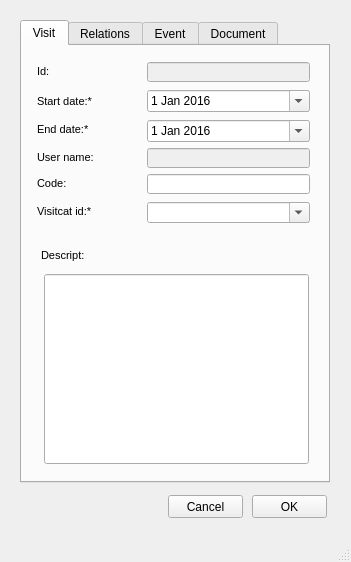
Qt form ui/add_visit.ui (Giswater/giswater_qgis_plugin) before a commit.
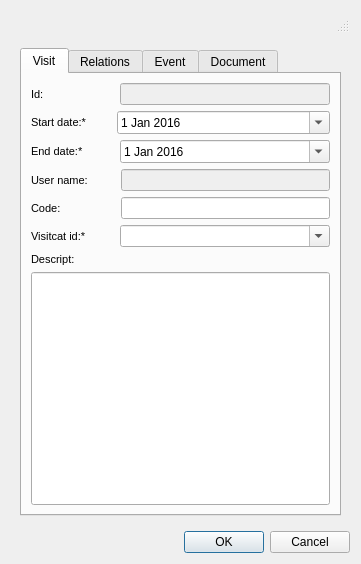
The same form after that commit. The open tabs and pages were chosen to show the change. Icons and pictures are not drawn.

```diff
--- a/ui/add_visit.ui
+++ b/ui/add_visit.ui
@@ -1,86 +1,101 @@
 <?xml version="1.0" encoding="UTF-8"?>
 <ui version="4.0">
- <class>add_visit</class>
- <widget class="QMainWindow" name="add_visit">
+ <class>MainWindow</class>
+ <widget class="QDialog" name="MainWindow">
   <property name="geometry">
    <rect>
     <x>0</x>
     <y>0</y>
-    <width>351</width>
-    <height>562</height>
+    <width>361</width>
+    <height>564</height>
    </rect>
   </property>
   <property name="windowTitle">
    <string>Add visit</string>
   </property>
-  <widget class="QWidget" name="centralwidget">
-   <widget class="QPushButton" name="btn_accept">
-    <property name="geometry">
-     <rect>
-      <x>252</x>
-      <y>495</y>
-      <width>75</width>
-      <height>23</height>
-     </rect>
-    </property>
-    <property name="text">
-     <string>OK</string>
-    </property>
-   </widget>
-   <widget class="QPushButton" name="btn_cancel">
-    <property name="geometry">
-     <rect>
-      <x>168</x>
-      <y>495</y>
-      <width>75</width>
-      <height>23</height>
-     </rect>
-    </property>
-    <property name="text">
-     <string>Cancel</string>
-    </property>
-   </widget>
-   <widget class="QTabWidget" name="tabWidget">
-    <property name="geometry">
-     <rect>
-      <x>20</x>
-      <y>20</y>
-      <width>310</width>
-      <height>463</height>
-     </rect>
-    </property>
+  <layout class="QVBoxLayout" name="verticalLayout_3">
+   <item>
+    <widget class="QStatusBar" name="statusbar"/>
+   </item>
+   <item>
+    <widget class="QWidget" name="centralwidget" native="true">
+     <layout class="QVBoxLayout" name="verticalLayout_2">
+      <item>
+       <widget class="QTabWidget" name="tab_widget">
     <property name="currentIndex">
-     <number>2</number>
-    </property>
-    <widget class="QWidget" name="Visit">
+         <number>0</number>
+        </property>
+        <widget class="QWidget" name="VisitTab">
      <attribute name="title">
       <string>Visit</string>
      </attribute>
-     <widget class="QLineEdit" name="cur_user">
-      <property name="enabled">
+         <layout class="QVBoxLayout" name="verticalLayout" stretch="0,0,0,0,0,0,0,0">
+          <item>
+           <layout class="QHBoxLayout" name="horizontalLayout" stretch="0,0,1">
+            <item>
+             <widget class="QLabel" name="label_node_type">
+              <property name="font">
+               <font>
+                <pointsize>8</pointsize>
+                <weight>50</weight>
+                <bold>false</bold>
+               </font>
+              </property>
+              <property name="frameShape">
+               <enum>QFrame::NoFrame</enum>
+              </property>
+              <property name="frameShadow">
+               <enum>QFrame::Plain</enum>
+              </property>
+              <property name="text">
+               <string>Id:</string>
+              </property>
+              <property name="textFormat">
+               <enum>Qt::AutoText</enum>
+              </property>
+              <property name="scaledContents">
        <bool>false</bool>
       </property>
-      <property name="geometry">
-       <rect>
-        <x>125</x>
-        <y>102</y>
-        <width>163</width>
+              <property name="alignment">
+               <set>Qt::AlignLeading|Qt::AlignLeft|Qt::AlignVCenter</set>
+              </property>
+              <property name="margin">
+               <number>3</number>
+              </property>
+             </widget>
+            </item>
+            <item>
+             <spacer name="horizontalSpacer_2">
+              <property name="orientation">
+               <enum>Qt::Horizontal</enum>
+              </property>
+              <property name="sizeType">
+               <enum>QSizePolicy::Preferred</enum>
+              </property>
+              <property name="sizeHint" stdset="0">
+               <size>
+                <width>70</width>
         <height>20</height>
-       </rect>
+               </size>
+              </property>
+             </spacer>
+            </item>
+            <item>
+             <widget class="QLineEdit" name="visit_id">
+              <property name="enabled">
+               <bool>false</bool>
       </property>
       <property name="frame">
        <bool>true</bool>
       </property>
      </widget>
+            </item>
+           </layout>
+          </item>
+          <item>
+           <layout class="QHBoxLayout" name="horizontalLayout_2" stretch="0,0,1">
+            <item>
      <widget class="QLabel" name="label_node_type_3">
-      <property name="geometry">
-       <rect>
-        <x>15</x>
-        <y>44</y>
-        <width>103</width>
-        <height>22</height>
-       </rect>
-      </property>
       <property name="font">
        <font>
         <pointsize>8</pointsize>
@@ -110,121 +125,30 @@
        <number>3</number>
       </property>
      </widget>
-     <widget class="QComboBox" name="visitcat_id">
-      <property name="geometry">
-       <rect>
-        <x>125</x>
-        <y>156</y>
-        <width>163</width>
-        <height>21</height>
-       </rect>
-      </property>
-      <property name="editable">
-       <bool>true</bool>
-      </property>
-     </widget>
-     <widget class="QLineEdit" name="visit_id">
-      <property name="enabled">
-       <bool>false</bool>
-      </property>
-      <property name="geometry">
-       <rect>
-        <x>125</x>
-        <y>16</y>
-        <width>163</width>
+            </item>
+            <item>
+             <spacer name="horizontalSpacer_3">
+              <property name="orientation">
+               <enum>Qt::Horizontal</enum>
+              </property>
+              <property name="sizeType">
+               <enum>QSizePolicy::Fixed</enum>
+              </property>
+              <property name="sizeHint" stdset="0">
+               <size>
+                <width>22</width>
         <height>20</height>
-       </rect>
-      </property>
-      <property name="frame">
-       <bool>true</bool>
-      </property>
-     </widget>
-     <widget class="QDateEdit" name="enddate">
-      <property name="enabled">
-       <bool>true</bool>
-      </property>
-      <property name="geometry">
-       <rect>
-        <x>125</x>
-        <y>74</y>
-        <width>163</width>
-        <height>22</height>
-       </rect>
-      </property>
-      <property name="date">
-       <date>
-        <year>2016</year>
-        <month>1</month>
-        <day>1</day>
-       </date>
-      </property>
-      <property name="calendarPopup">
-       <bool>true</bool>
-      </property>
-     </widget>
-     <widget class="QLabel" name="label_flexunion_code_4">
-      <property name="geometry">
-       <rect>
-        <x>15</x>
-        <y>154</y>
-        <width>100</width>
-        <height>22</height>
-       </rect>
-      </property>
-      <property name="font">
-       <font>
-        <pointsize>8</pointsize>
-       </font>
-      </property>
-      <property name="frameShape">
-       <enum>QFrame::NoFrame</enum>
-      </property>
-      <property name="frameShadow">
-       <enum>QFrame::Plain</enum>
-      </property>
-      <property name="text">
-       <string>Visitcat id:*</string>
-      </property>
-      <property name="textFormat">
-       <enum>Qt::AutoText</enum>
-      </property>
-      <property name="scaledContents">
-       <bool>false</bool>
-      </property>
-      <property name="alignment">
-       <set>Qt::AlignLeading|Qt::AlignLeft|Qt::AlignVCenter</set>
-      </property>
-      <property name="margin">
-       <number>3</number>
-      </property>
-     </widget>
-     <widget class="QLineEdit" name="ext_code">
-      <property name="enabled">
-       <bool>true</bool>
-      </property>
-      <property name="geometry">
-       <rect>
-        <x>125</x>
-        <y>128</y>
-        <width>163</width>
-        <height>20</height>
-       </rect>
-      </property>
-      <property name="frame">
-       <bool>true</bool>
-      </property>
-     </widget>
+               </size>
+              </property>
+             </spacer>
+            </item>
+            <item>
      <widget class="QDateEdit" name="startdate">
       <property name="enabled">
        <bool>true</bool>
       </property>
-      <property name="geometry">
-       <rect>
-        <x>125</x>
-        <y>44</y>
-        <width>163</width>
-        <height>22</height>
-       </rect>
+              <property name="calendarPopup">
+               <bool>true</bool>
       </property>
       <property name="date">
        <date>
@@ -233,95 +157,14 @@
         <day>1</day>
        </date>
       </property>
-      <property name="calendarPopup">
-       <bool>true</bool>
-      </property>
-     </widget>
-     <widget class="QLabel" name="label_node_type_4">
-      <property name="geometry">
-       <rect>
-        <x>15</x>
-        <y>126</y>
-        <width>97</width>
-        <height>22</height>
-       </rect>
-      </property>
-      <property name="font">
-       <font>
-        <pointsize>8</pointsize>
-        <weight>50</weight>
-        <bold>false</bold>
-       </font>
-      </property>
-      <property name="frameShape">
-       <enum>QFrame::NoFrame</enum>
-      </property>
-      <property name="frameShadow">
-       <enum>QFrame::Plain</enum>
-      </property>
-      <property name="text">
-       <string>Code:</string>
-      </property>
-      <property name="textFormat">
-       <enum>Qt::AutoText</enum>
-      </property>
-      <property name="scaledContents">
-       <bool>false</bool>
-      </property>
-      <property name="alignment">
-       <set>Qt::AlignLeading|Qt::AlignLeft|Qt::AlignVCenter</set>
-      </property>
-      <property name="margin">
-       <number>3</number>
-      </property>
-     </widget>
-     <widget class="QLabel" name="label_node_type">
-      <property name="geometry">
-       <rect>
-        <x>15</x>
-        <y>14</y>
-        <width>100</width>
-        <height>22</height>
-       </rect>
-      </property>
-      <property name="font">
-       <font>
-        <pointsize>8</pointsize>
-        <weight>50</weight>
-        <bold>false</bold>
-       </font>
-      </property>
-      <property name="frameShape">
-       <enum>QFrame::NoFrame</enum>
-      </property>
-      <property name="frameShadow">
-       <enum>QFrame::Plain</enum>
-      </property>
-      <property name="text">
-       <string>Id:</string>
-      </property>
-      <property name="textFormat">
-       <enum>Qt::AutoText</enum>
-      </property>
-      <property name="scaledContents">
-       <bool>false</bool>
-      </property>
-      <property name="alignment">
-       <set>Qt::AlignLeading|Qt::AlignLeft|Qt::AlignVCenter</set>
-      </property>
-      <property name="margin">
-       <number>3</number>
-      </property>
-     </widget>
+             </widget>
+            </item>
+           </layout>
+          </item>
+          <item>
+           <layout class="QHBoxLayout" name="horizontalLayout_3" stretch="0,0,1">
+            <item>
      <widget class="QLabel" name="label_node_type_2">
-      <property name="geometry">
-       <rect>
-        <x>15</x>
-        <y>72</y>
-        <width>106</width>
-        <height>22</height>
-       </rect>
-      </property>
       <property name="font">
        <font>
         <pointsize>8</pointsize>
@@ -351,15 +194,46 @@
        <number>3</number>
       </property>
      </widget>
+            </item>
+            <item>
+             <spacer name="horizontalSpacer_4">
+              <property name="orientation">
+               <enum>Qt::Horizontal</enum>
+              </property>
+              <property name="sizeType">
+               <enum>QSizePolicy::Fixed</enum>
+              </property>
+              <property name="sizeHint" stdset="0">
+               <size>
+                <width>30</width>
+                <height>20</height>
+               </size>
+              </property>
+             </spacer>
+            </item>
+            <item>
+             <widget class="QDateEdit" name="enddate">
+              <property name="enabled">
+               <bool>true</bool>
+              </property>
+              <property name="calendarPopup">
+               <bool>true</bool>
+              </property>
+              <property name="date">
+               <date>
+                <year>2016</year>
+                <month>1</month>
+                <day>1</day>
+               </date>
+              </property>
+             </widget>
+            </item>
+           </layout>
+          </item>
+          <item>
+           <layout class="QHBoxLayout" name="horizontalLayout_4" stretch="0,0,1">
+            <item>
      <widget class="QLabel" name="label_node_type_5">
-      <property name="geometry">
-       <rect>
-        <x>15</x>
-        <y>100</y>
-        <width>100</width>
-        <height>22</height>
-       </rect>
-      </property>
       <property name="font">
        <font>
         <pointsize>8</pointsize>
@@ -389,25 +263,159 @@
        <number>3</number>
       </property>
      </widget>
-     <widget class="QLineEdit" name="descript">
-      <property name="geometry">
-       <rect>
-        <x>22</x>
-        <y>228</y>
-        <width>265</width>
-        <height>190</height>
-       </rect>
-      </property>
-     </widget>
+            </item>
+            <item>
+             <spacer name="horizontalSpacer_5">
+              <property name="orientation">
+               <enum>Qt::Horizontal</enum>
+              </property>
+              <property name="sizeType">
+               <enum>QSizePolicy::Fixed</enum>
+              </property>
+              <property name="sizeHint" stdset="0">
+               <size>
+                <width>27</width>
+                <height>20</height>
+               </size>
+              </property>
+             </spacer>
+            </item>
+            <item>
+             <widget class="QLineEdit" name="user_name">
+              <property name="enabled">
+               <bool>false</bool>
+              </property>
+              <property name="frame">
+               <bool>true</bool>
+              </property>
+             </widget>
+            </item>
+           </layout>
+          </item>
+          <item>
+           <layout class="QHBoxLayout" name="horizontalLayout_5" stretch="0,0,1">
+            <item>
+             <widget class="QLabel" name="label_node_type_4">
+              <property name="font">
+               <font>
+                <pointsize>8</pointsize>
+                <weight>50</weight>
+                <bold>false</bold>
+               </font>
+              </property>
+              <property name="frameShape">
+               <enum>QFrame::NoFrame</enum>
+              </property>
+              <property name="frameShadow">
+               <enum>QFrame::Plain</enum>
+              </property>
+              <property name="text">
+               <string>Code:</string>
+              </property>
+              <property name="textFormat">
+               <enum>Qt::AutoText</enum>
+              </property>
+              <property name="scaledContents">
+               <bool>false</bool>
+              </property>
+              <property name="alignment">
+               <set>Qt::AlignLeading|Qt::AlignLeft|Qt::AlignVCenter</set>
+              </property>
+              <property name="margin">
+               <number>3</number>
+              </property>
+             </widget>
+            </item>
+            <item>
+             <spacer name="horizontalSpacer_6">
+              <property name="orientation">
+               <enum>Qt::Horizontal</enum>
+              </property>
+              <property name="sizeType">
+               <enum>QSizePolicy::Fixed</enum>
+              </property>
+              <property name="sizeHint" stdset="0">
+               <size>
+                <width>54</width>
+                <height>20</height>
+               </size>
+              </property>
+             </spacer>
+            </item>
+            <item>
+             <widget class="QLineEdit" name="ext_code">
+              <property name="enabled">
+               <bool>true</bool>
+              </property>
+              <property name="frame">
+               <bool>true</bool>
+              </property>
+             </widget>
+            </item>
+           </layout>
+          </item>
+          <item>
+           <layout class="QHBoxLayout" name="horizontalLayout_6" stretch="0,0,1">
+            <item>
+             <widget class="QLabel" name="label_flexunion_code_4">
+              <property name="font">
+               <font>
+                <pointsize>8</pointsize>
+               </font>
+              </property>
+              <property name="frameShape">
+               <enum>QFrame::NoFrame</enum>
+              </property>
+              <property name="frameShadow">
+               <enum>QFrame::Plain</enum>
+              </property>
+              <property name="text">
+               <string>Visitcat id:*</string>
+              </property>
+              <property name="textFormat">
+               <enum>Qt::AutoText</enum>
+              </property>
+              <property name="scaledContents">
+               <bool>false</bool>
+              </property>
+              <property name="alignment">
+               <set>Qt::AlignLeading|Qt::AlignLeft|Qt::AlignVCenter</set>
+              </property>
+              <property name="margin">
+               <number>3</number>
+              </property>
+             </widget>
+            </item>
+            <item>
+             <spacer name="horizontalSpacer_7">
+              <property name="orientation">
+               <enum>Qt::Horizontal</enum>
+              </property>
+              <property name="sizeType">
+               <enum>QSizePolicy::Fixed</enum>
+              </property>
+              <property name="sizeHint" stdset="0">
+               <size>
+                <width>27</width>
+                <height>20</height>
+               </size>
+              </property>
+             </spacer>
+            </item>
+            <item>
+             <widget class="QComboBox" name="visitcat_id">
+              <property name="editable">
+               <bool>true</bool>
+              </property>
+              <property name="sizeAdjustPolicy">
+               <enum>QComboBox::AdjustToContents</enum>
+              </property>
+             </widget>
+            </item>
+           </layout>
+          </item>
+          <item>
      <widget class="QLabel" name="label_flexunion_code_5">
-      <property name="geometry">
-       <rect>
-        <x>19</x>
-        <y>198</y>
-        <width>100</width>
-        <height>22</height>
-       </rect>
-      </property>
       <property name="font">
        <font>
         <pointsize>8</pointsize>
@@ -435,107 +443,28 @@
        <number>3</number>
       </property>
      </widget>
-    </widget>
-    <widget class="QWidget" name="N">
+          </item>
+          <item>
+           <widget class="QLineEdit" name="descript">
+            <property name="sizePolicy">
+             <sizepolicy hsizetype="Expanding" vsizetype="Expanding">
+              <horstretch>0</horstretch>
+              <verstretch>0</verstretch>
+             </sizepolicy>
+            </property>
+           </widget>
+          </item>
+         </layout>
+        </widget>
+        <widget class="QWidget" name="RelationsTab">
      <attribute name="title">
       <string>Relations</string>
      </attribute>
-     <widget class="QTableView" name="tbl_relation">
-      <property name="geometry">
-       <rect>
-        <x>20</x>
-        <y>102</y>
-        <width>274</width>
-        <height>319</height>
-       </rect>
-      </property>
-      <property name="sortingEnabled">
-       <bool>true</bool>
-      </property>
-     </widget>
-     <widget class="QPushButton" name="btn_relation_snapping">
-      <property name="geometry">
-       <rect>
-        <x>270</x>
-        <y>63</y>
-        <width>25</width>
-        <height>25</height>
-       </rect>
-      </property>
-      <property name="text">
-       <string/>
-      </property>
-      <property name="icon">
-       <iconset>
-        <normaloff>../icons/137.png</normaloff>../icons/137.png</iconset>
-      </property>
-     </widget>
-     <widget class="QPushButton" name="btn_feature_delete">
-      <property name="geometry">
-       <rect>
-        <x>237</x>
-        <y>63</y>
-        <width>25</width>
-        <height>25</height>
-       </rect>
-      </property>
-      <property name="text">
-       <string/>
-      </property>
-      <property name="icon">
-       <iconset>
-        <normaloff>../icons/112.png</normaloff>../icons/112.png</iconset>
-      </property>
-     </widget>
-     <widget class="QLineEdit" name="feature_id">
-      <property name="geometry">
-       <rect>
-        <x>21</x>
-        <y>63</y>
-        <width>175</width>
-        <height>25</height>
-       </rect>
-      </property>
-     </widget>
-     <widget class="QPushButton" name="btn_feature_insert">
-      <property name="geometry">
-       <rect>
-        <x>204</x>
-        <y>63</y>
-        <width>25</width>
-        <height>25</height>
-       </rect>
-      </property>
-      <property name="text">
-       <string/>
-      </property>
-      <property name="icon">
-       <iconset>
-        <normaloff>../icons/111.png</normaloff>../icons/111.png</iconset>
-      </property>
-     </widget>
-     <widget class="QComboBox" name="feature_type">
-      <property name="geometry">
-       <rect>
-        <x>114</x>
-        <y>9</y>
-        <width>175</width>
-        <height>21</height>
-       </rect>
-      </property>
-      <property name="editable">
-       <bool>true</bool>
-      </property>
-     </widget>
+         <layout class="QVBoxLayout" name="verticalLayout_4">
+          <item>
+           <layout class="QHBoxLayout" name="horizontalLayout_8" stretch="0,1">
+            <item>
      <widget class="QLabel" name="label_feature_type">
-      <property name="geometry">
-       <rect>
-        <x>21</x>
-        <y>9</y>
-        <width>100</width>
-        <height>22</height>
-       </rect>
-      </property>
       <property name="font">
        <font>
         <pointsize>8</pointsize>
@@ -563,72 +492,84 @@
        <number>3</number>
       </property>
      </widget>
+            </item>
+            <item>
+             <widget class="QComboBox" name="feature_type">
+              <property name="editable">
+               <bool>true</bool>
+              </property>
+              <property name="sizeAdjustPolicy">
+               <enum>QComboBox::AdjustToContents</enum>
+              </property>
+             </widget>
+            </item>
+           </layout>
+          </item>
+          <item>
      <widget class="Line" name="line_2">
-      <property name="geometry">
-       <rect>
-        <x>24</x>
-        <y>39</y>
-        <width>262</width>
-        <height>16</height>
-       </rect>
-      </property>
       <property name="orientation">
        <enum>Qt::Horizontal</enum>
       </property>
      </widget>
-    </widget>
-    <widget class="QWidget" name="tab_2">
+          </item>
+          <item>
+           <layout class="QHBoxLayout" name="horizontalLayout_9">
+            <item>
+             <widget class="QLineEdit" name="feature_id"/>
+            </item>
+            <item>
+             <widget class="QPushButton" name="btn_feature_insert">
+              <property name="text">
+               <string/>
+              </property>
+              <property name="icon">
+               <iconset>
+                <normaloff>../icons/111.png</normaloff>../icons/111.png</iconset>
+              </property>
+             </widget>
+            </item>
+            <item>
+             <widget class="QPushButton" name="btn_feature_delete">
+              <property name="text">
+               <string/>
+              </property>
+              <property name="icon">
+               <iconset>
+                <normaloff>../icons/112.png</normaloff>../icons/112.png</iconset>
+              </property>
+             </widget>
+            </item>
+            <item>
+             <widget class="QPushButton" name="btn_feature_snapping">
+              <property name="text">
+               <string/>
+              </property>
+              <property name="icon">
+               <iconset>
+                <normaloff>../icons/137.png</normaloff>../icons/137.png</iconset>
+              </property>
+             </widget>
+            </item>
+           </layout>
+          </item>
+          <item>
+           <widget class="QTableView" name="tbl_relation">
+            <property name="sortingEnabled">
+             <bool>true</bool>
+            </property>
+           </widget>
+          </item>
+         </layout>
+        </widget>
+        <widget class="QWidget" name="EventTab">
      <attribute name="title">
       <string>Event</string>
      </attribute>
-     <widget class="QPushButton" name="btn_event_insert_2">
-      <property name="geometry">
-       <rect>
-        <x>133</x>
-        <y>81</y>
-        <width>160</width>
-        <height>25</height>
-       </rect>
-      </property>
-      <property name="text">
-       <string>Insert event</string>
-      </property>
-     </widget>
-     <widget class="QTableView" name="tbl_event_2">
-      <property name="geometry">
-       <rect>
-        <x>12</x>
-        <y>174</y>
-        <width>281</width>
-        <height>247</height>
-       </rect>
-      </property>
-      <property name="sortingEnabled">
-       <bool>true</bool>
-      </property>
-     </widget>
-     <widget class="QComboBox" name="parameter_id_2">
-      <property name="geometry">
-       <rect>
-        <x>132</x>
-        <y>48</y>
-        <width>161</width>
-        <height>21</height>
-       </rect>
-      </property>
-      <property name="editable">
-       <bool>true</bool>
-      </property>
-     </widget>
+         <layout class="QVBoxLayout" name="verticalLayout_5">
+          <item>
+           <layout class="QHBoxLayout" name="horizontalLayout_10" stretch="0,1">
+            <item>
      <widget class="QLabel" name="label_flexunion_code_8">
-      <property name="geometry">
-       <rect>
-        <x>12</x>
-        <y>18</y>
-        <width>111</width>
-        <height>22</height>
-       </rect>
-      </property>
       <property name="font">
        <font>
         <pointsize>8</pointsize>
@@ -656,28 +597,20 @@
        <number>3</number>
       </property>
      </widget>
-     <widget class="QComboBox" name="parameter_type_id_2">
-      <property name="geometry">
-       <rect>
-        <x>132</x>
-        <y>18</y>
-        <width>161</width>
-        <height>21</height>
-       </rect>
-      </property>
+            </item>
+            <item>
+             <widget class="QComboBox" name="parameter_type_id">
       <property name="editable">
        <bool>true</bool>
       </property>
      </widget>
+            </item>
+           </layout>
+          </item>
+          <item>
+           <layout class="QHBoxLayout" name="horizontalLayout_11" stretch="0,1">
+            <item>
      <widget class="QLabel" name="label_flexunion_code_9">
-      <property name="geometry">
-       <rect>
-        <x>12</x>
-        <y>48</y>
-        <width>111</width>
-        <height>22</height>
-       </rect>
-      </property>
       <property name="font">
        <font>
         <pointsize>8</pointsize>
@@ -690,7 +623,7 @@
        <enum>QFrame::Plain</enum>
       </property>
       <property name="text">
-       <string>Parameter:*</string>
+               <string>Parameter:*          </string>
       </property>
       <property name="textFormat">
        <enum>Qt::AutoText</enum>
@@ -705,89 +638,86 @@
        <number>3</number>
       </property>
      </widget>
-     <widget class="QPushButton" name="btn_event_delete_2">
-      <property name="geometry">
-       <rect>
-        <x>156</x>
-        <y>141</y>
-        <width>139</width>
-        <height>25</height>
-       </rect>
-      </property>
-      <property name="text">
-       <string>Delete event</string>
-      </property>
-     </widget>
-     <widget class="QPushButton" name="btn_event_update_2">
-      <property name="geometry">
-       <rect>
-        <x>15</x>
-        <y>141</y>
-        <width>133</width>
-        <height>25</height>
-       </rect>
-      </property>
+            </item>
+            <item>
+             <widget class="QComboBox" name="parameter_id">
+              <property name="editable">
+               <bool>true</bool>
+              </property>
+             </widget>
+            </item>
+           </layout>
+          </item>
+          <item>
+           <layout class="QHBoxLayout" name="horizontalLayout_12">
+            <item>
+             <spacer name="horizontalSpacer_8">
+              <property name="orientation">
+               <enum>Qt::Horizontal</enum>
+              </property>
+              <property name="sizeHint" stdset="0">
+               <size>
+                <width>40</width>
+                <height>20</height>
+               </size>
+              </property>
+             </spacer>
+            </item>
+            <item>
+             <widget class="QPushButton" name="btn_event_insert">
       <property name="text">
-       <string>Update event</string>
-      </property>
-     </widget>
+               <string>Insert event</string>
+              </property>
+             </widget>
+            </item>
+           </layout>
+          </item>
+          <item>
      <widget class="Line" name="line">
-      <property name="geometry">
-       <rect>
-        <x>12</x>
-        <y>117</y>
-        <width>277</width>
-        <height>16</height>
-       </rect>
-      </property>
       <property name="orientation">
        <enum>Qt::Horizontal</enum>
       </property>
      </widget>
-    </widget>
-    <widget class="QWidget" name="tab_3">
+          </item>
+          <item>
+           <layout class="QHBoxLayout" name="horizontalLayout_13">
+            <item>
+             <widget class="QPushButton" name="btn_event_update">
+              <property name="text">
+               <string>Update event</string>
+              </property>
+             </widget>
+            </item>
+            <item>
+             <widget class="QPushButton" name="btn_event_delete">
+              <property name="text">
+               <string>Delete event</string>
+              </property>
+             </widget>
+            </item>
+           </layout>
+          </item>
+          <item>
+           <widget class="QTableView" name="tbl_event">
+            <property name="sortingEnabled">
+             <bool>true</bool>
+            </property>
+           </widget>
+          </item>
+         </layout>
+        </widget>
+        <widget class="QWidget" name="DocumentTab">
      <attribute name="title">
       <string>Document</string>
      </attribute>
-     <widget class="QTableView" name="tbl_document">
-      <property name="enabled">
-       <bool>true</bool>
-      </property>
-      <property name="geometry">
-       <rect>
-        <x>9</x>
-        <y>45</y>
-        <width>283</width>
-        <height>379</height>
-       </rect>
-      </property>
-     </widget>
-     <widget class="QPushButton" name="btn_open_doc">
-      <property name="geometry">
-       <rect>
-        <x>265</x>
-        <y>10</y>
-        <width>25</width>
-        <height>25</height>
-       </rect>
-      </property>
-      <property name="text">
-       <string/>
-      </property>
-      <property name="icon">
-       <iconset>
-        <normaloff>../icons/170.png</normaloff>../icons/170.png</iconset>
-      </property>
-     </widget>
+         <layout class="QVBoxLayout" name="verticalLayout_6">
+          <item>
+           <layout class="QHBoxLayout" name="horizontalLayout_14">
+            <item>
+             <widget class="QLineEdit" name="doc_id"/>
+            </item>
+            <item>
      <widget class="QPushButton" name="btn_doc_insert">
-      <property name="geometry">
-       <rect>
-        <x>175</x>
-        <y>10</y>
-        <width>25</width>
-        <height>25</height>
-       </rect>
-      </property>
       <property name="text">
        <string/>
       </property>
@@ -796,25 +726,9 @@
         <normaloff>../icons/111.png</normaloff>../icons/111.png</iconset>
       </property>
      </widget>
-     <widget class="QLineEdit" name="doc_id">
-      <property name="geometry">
-       <rect>
-        <x>9</x>
-        <y>10</y>
-        <width>160</width>
-        <height>25</height>
-       </rect>
-      </property>
-     </widget>
+            </item>
+            <item>
      <widget class="QPushButton" name="btn_doc_delete">
-      <property name="geometry">
-       <rect>
-        <x>205</x>
-        <y>10</y>
-        <width>25</width>
-        <height>25</height>
-       </rect>
-      </property>
       <property name="text">
        <string/>
       </property>
@@ -823,15 +737,9 @@
         <normaloff>../icons/112.png</normaloff>../icons/112.png</iconset>
       </property>
      </widget>
+            </item>
+            <item>
      <widget class="QPushButton" name="btn_doc_new">
-      <property name="geometry">
-       <rect>
-        <x>235</x>
-        <y>10</y>
-        <width>25</width>
-        <height>25</height>
-       </rect>
-      </property>
       <property name="text">
        <string/>
       </property>
@@ -840,10 +748,42 @@
         <normaloff>../icons/34.png</normaloff>../icons/34.png</iconset>
       </property>
      </widget>
-    </widget>
-   </widget>
-  </widget>
-  <widget class="QStatusBar" name="statusbar"/>
+            </item>
+            <item>
+             <widget class="QPushButton" name="btn_open_doc">
+              <property name="text">
+               <string/>
+              </property>
+              <property name="icon">
+               <iconset>
+                <normaloff>../icons/170.png</normaloff>../icons/170.png</iconset>
+              </property>
+             </widget>
+            </item>
+           </layout>
+          </item>
+          <item>
+           <widget class="QTableView" name="tbl_document">
+            <property name="enabled">
+             <bool>true</bool>
+            </property>
+           </widget>
+          </item>
+         </layout>
+        </widget>
+       </widget>
+      </item>
+     </layout>
+    </widget>
+   </item>
+   <item>
+    <widget class="QDialogButtonBox" name="button_box">
+     <property name="standardButtons">
+      <set>QDialogButtonBox::Cancel|QDialogButtonBox::Ok</set>
+     </property>
+    </widget>
+   </item>
+  </layout>
  </widget>
  <resources/>
  <connections/>
```
Left out of the diff: 35 changed lines with no effect on the pictures. Lines whose indentation alone changed are shown as unchanged.
